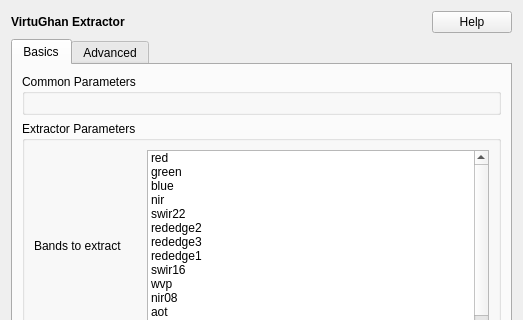
geomatupen/virtughan-qgis-plugin, file virtughan_qgis/extractor/extractor_form.ui: the form before one commit; both pictures show x 0 to 523 and y 0 to 320 of the 523 by 830 pixel window.
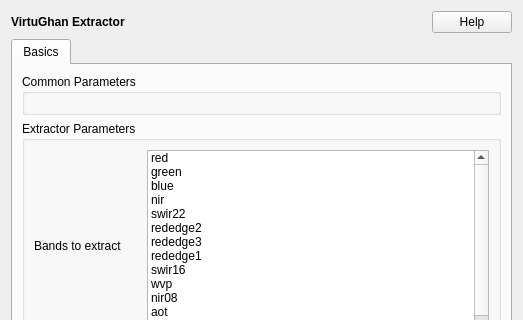
The form after the commit.

The edit to the form file:
```diff
--- a/virtughan_qgis/extractor/extractor_form.ui
+++ b/virtughan_qgis/extractor/extractor_form.ui
@@ -225,7 +225,7 @@
      </widget>
 
      <!-- Advanced tab -->
-     <widget class="QWidget" name="tabAdvanced">
+     <!-- <widget class="QWidget" name="tabAdvanced">
       <attribute name="title"><string>Advanced</string></attribute>
       <layout class="QVBoxLayout" name="advancedLayout">
        <item>
@@ -234,7 +234,7 @@
         </widget>
        </item>
       </layout>
-     </widget>
+     </widget> -->
 
     </widget>
    </item>
```
